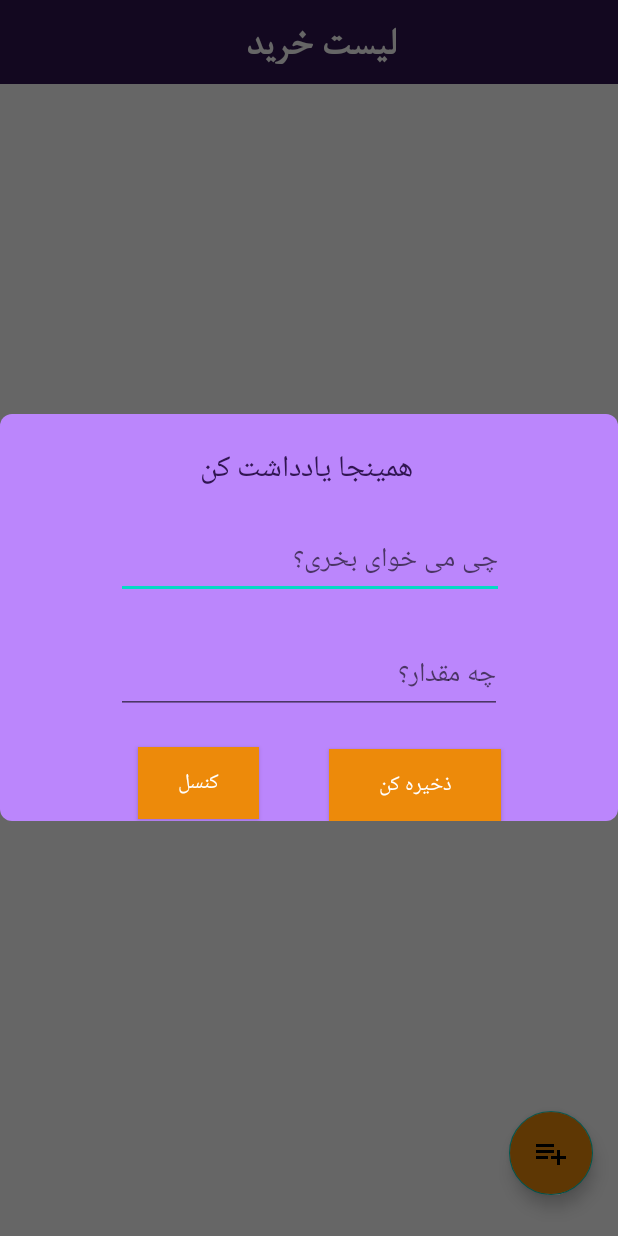
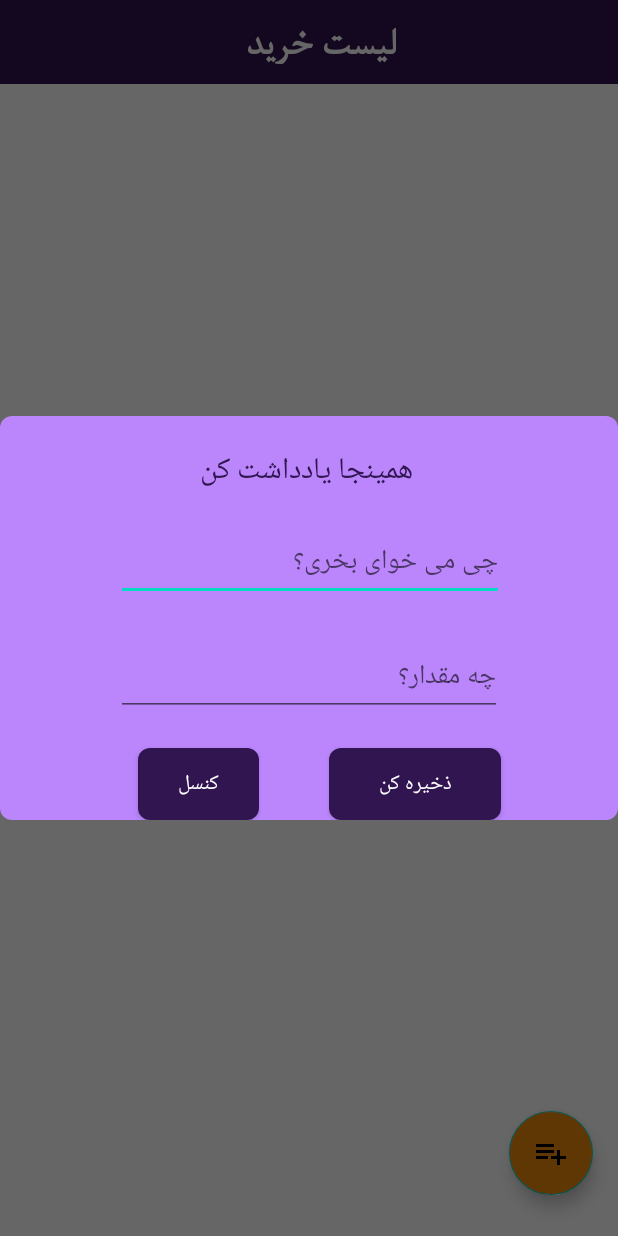
Before and after one commit to porya1988/myapp2021, an Android app: the fragment ShoppingFragment shown on its own in the app's theme, after a tap on "اضافه کردن یادداشت", on a phone screen of 412 x 824 dp. Run offline under Robolectric (Android 15) with nearby library versions, the phone set to English and light mode, and no system bars; our stand-ins replace Room's generated code; 2 statements that could not run were skipped.

Commit message:
shopping notes successfully repaired

```diff
--- a/app/src/main/java/com/example/myapp2021/main/shoppinglist/AlarmDialog.java
+++ b/app/src/main/java/com/example/myapp2021/main/shoppinglist/AlarmDialog.java
@@ -33,7 +33,7 @@ public class AlarmDialog {
 
     Activity activity;
     NAppDatabase appDatabase;
-    long noteId;
+
 
 
     public AlarmDialog(Activity activity) {
@@ -61,15 +61,20 @@ public class AlarmDialog {
             Log.e("", "");
             if(TextUtils.isEmpty(txt_buy.getText()) || TextUtils.isEmpty(txt_amount.getText())) {
                 Toast.makeText(AppConfiguration.getContext(), R.string.fill_both,Toast.LENGTH_SHORT).show();
+            } else{
+                long noteId = appDatabase.iDao().insert(note);
+                if(noteId>0){
+                    iSelection.iLoading();
+                    Toast.makeText(AppConfiguration.getContext(),R.string.note_added,Toast.LENGTH_LONG).show();
+                }
 
-            } else{
-                noteId = appDatabase.iDao().insert(note);
-                if(noteId>0){  Toast.makeText(AppConfiguration.getContext(),R.string.note_added,Toast.LENGTH_SHORT).show();
-                }
             }
         });
 
-        btn_cancel.setOnClickListener(v -> alertBuilder.cancel());
+        btn_cancel.setOnClickListener(v -> {
+            alertBuilder.cancel();
+
+        });
     }
 
 }
--- a/app/src/main/java/com/example/myapp2021/main/shoppinglist/ShoppingFragment.java
+++ b/app/src/main/java/com/example/myapp2021/main/shoppinglist/ShoppingFragment.java
@@ -19,6 +19,7 @@ import androidx.recyclerview.widget.RecyclerView;
 import androidx.swiperefreshlayout.widget.SwipeRefreshLayout;
 
 import android.util.Log;
+import android.view.Gravity;
 import android.view.LayoutInflater;
 import android.view.View;
 import android.view.ViewGroup;
@@ -52,33 +53,23 @@ public class ShoppingFragment extends Fragment {
         binding = FragmentShoppingBinding.inflate(getLayoutInflater());
         appDatabase=NAppDatabase.getInstance(AppConfiguration.getContext());
         alarmDialog = new AlarmDialog(getActivity());
+        binding.btnAddnote.setOnClickListener(v -> alarmDialog.showAddAlarm(() -> Loading()));
 
-
-        binding.btnAddnote.setOnClickListener(this::onClick);
 
         return binding.getRoot();
     }
 
     //////////////////////////////////////////////////
-
-
     @Override
     public void onResume() {
         super.onResume();
-        Log.e("","");
         Loading();
     }
 
     private void Loading() {
         List<Note> noteList=appDatabase.iDao().getNoteList();
-        if(binding.recyclerShoppinglist!=null){
             binding.recyclerShoppinglist.setAdapter(new Notelistadapter(noteList));
-            binding.recyclerShoppinglist.setLayoutManager(new LinearLayoutManager(AppConfiguration.getContext(), RecyclerView.VERTICAL, false));
-        }
-
+            binding.recyclerShoppinglist.setLayoutManager(new GridLayoutManager(AppConfiguration.getContext(),2,RecyclerView.VERTICAL,false));
     }
 
-    private void onClick(View v) {
-        alarmDialog.showAddAlarm(() -> Loading());
-    }
 }
--- a/app/src/main/res/layout/alert_dialog.xml
+++ b/app/src/main/res/layout/alert_dialog.xml
@@ -54,9 +54,9 @@
             android:layout_alignParentStart="true"
             android:layout_alignParentEnd="true"
             android:layout_marginStart="219dp"
-            android:layout_marginTop="23sp"
+            android:layout_marginTop="21sp"
             android:layout_marginEnd="78sp"
-            android:background="@color/orangepallet"
+            android:background="@drawable/btn_shape"
             android:text="@string/save_it"
             android:textColor="@color/white"
             app:srcCompat="@android:drawable/ic_menu_save" />
@@ -68,9 +68,9 @@
             android:layout_below="@+id/txt_amount"
             android:layout_alignParentStart="true"
             android:layout_marginStart="92dp"
-            android:layout_marginTop="22dp"
+            android:layout_marginTop="21dp"
             android:layout_marginEnd="239dp"
-            android:background="@color/orangepallet"
+            android:background="@drawable/btn_shape"
             android:text="@string/txt_cancel"
             android:textColor="@color/white"
              />
--- a/app/src/main/res/layout/fragment_shopping.xml
+++ b/app/src/main/res/layout/fragment_shopping.xml
@@ -36,17 +36,19 @@
         android:id="@+id/btn_addnote"
         android:layout_width="wrap_content"
         android:layout_height="wrap_content"
-        android:layout_marginBottom="24dp"
+        android:layout_marginBottom="28dp"
         android:backgroundTint="@color/orangepallet"
         android:clickable="true"
         android:contentDescription="@string/add_note"
-        android:focusable="true"
         app:layout_constraintBottom_toBottomOf="parent"
         app:layout_constraintEnd_toEndOf="parent"
-        app:layout_constraintHorizontal_bias="0.921"
+        app:layout_constraintHorizontal_bias="0.498"
         app:layout_constraintStart_toStartOf="parent"
+        app:layout_constraintTop_toBottomOf="@+id/toolbar_shoppinglist"
+        app:layout_constraintVertical_bias="1.0"
         app:srcCompat="@drawable/ic_baseline_playlist_add_24"
-        tools:targetApi="lollipop" />
+        tools:targetApi="lollipop"
+        android:focusable="true" />
 
 
 </androidx.constraintlayout.widget.ConstraintLayout>
```
Also changed, not shown: app/src/main/res/layout/note_row.xml (+13 -9 lines).
